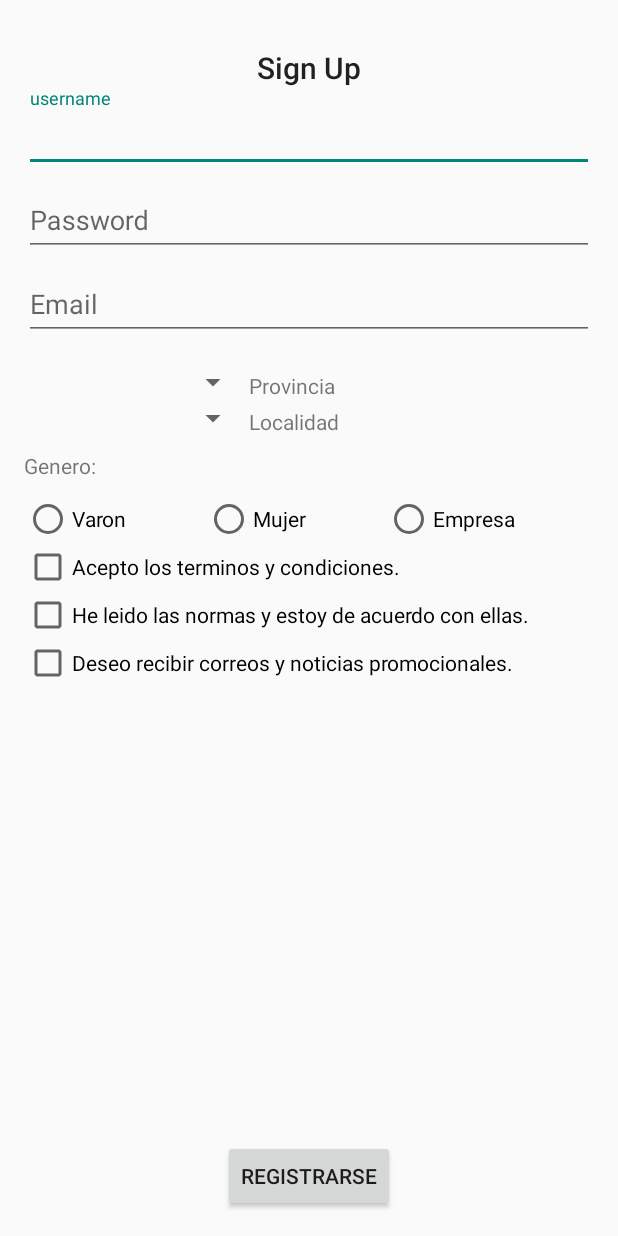
After one commit to espinomlg/DefinitiveManage, an Android app: the SignUp_Activity screen opened directly, with no data from a screen before it, on a phone screen of 412 x 824 dp. The commit adds this screen. Run offline under Robolectric (Android 15) with nearby library versions, the phone set to English and light mode, and no system bars.

Commit message:
Added SignUp

```diff
--- a/app/src/main/AndroidManifest.xml
+++ b/app/src/main/AndroidManifest.xml
@@ -3,13 +3,13 @@
     package="com.jsw.manageproductrecycler">
 
     <application
-        android:name="com.jsw.manageproductrecycler.Product_Application"
+        android:name=".Product_Application"
         android:allowBackup="true"
         android:icon="@mipmap/ic_launcher"
         android:label="@string/app_name"
         android:supportsRtl="true"
         android:theme="@style/AppTheme.NoActionBar">
-        <activity android:name="com.jsw.manageproductrecycler.SplashScreen_Activity">
+        <activity android:name=".SplashScreen_Activity">
             <intent-filter>
                 <action android:name="android.intent.action.MAIN" />
 
@@ -17,18 +17,21 @@
             </intent-filter>
         </activity>
         <activity
-            android:name="com.jsw.manageproductrecycler.Login_Activity"
+            android:name=".Login_Activity"
             android:theme="@style/AppTheme" />
         <activity
-            android:name="com.jsw.manageproductrecycler.ManageProduct_Activity"
+            android:name=".ManageProduct_Activity"
             android:theme="@style/AppTheme" />
         <activity
-            android:name="com.jsw.manageproductrecycler.AddProduct_Activity"
+            android:name=".AddProduct_Activity"
             android:theme="@style/AppTheme" />
-        <activity android:name=".Settings.AccountSettings"
-            android:theme="@style/AppTheme"/>
-        <activity android:name=".Settings.GeneralSettings"
-            android:theme="@style/AppTheme"/>
+        <activity
+            android:name=".Settings.AccountSettings"
+            android:theme="@style/AppTheme" />
+        <activity
+            android:name=".Settings.GeneralSettings"
+            android:theme="@style/AppTheme" />
+        <activity android:name=".SignUp_Activity"></activity>
     </application>
 
 </manifest>
--- a/app/src/main/java/com/jsw/manageproductrecycler/Login_Activity.java
+++ b/app/src/main/java/com/jsw/manageproductrecycler/Login_Activity.java
@@ -117,4 +117,10 @@ public class Login_Activity extends AppCompatActivity implements ILogin.View {
         finish();
 
     }
+
+    public void signUp(View v){
+        Intent i = new Intent(this, SignUp_Activity.class);
+        startActivity(i);
+        finish();
+    }
 }
--- /dev/null
+++ b/app/src/main/java/com/jsw/manageproductrecycler/SignUp_Activity.java
@@ -0,0 +1,51 @@
+package com.jsw.manageproductrecycler;
+
+/*
+ * Copyright (c) 2016 José Luis del Pino Gallardo.
+ *
+ *  Licensed under the Apache License, Version 2.0 (the "License");
+ *  you may not use this file except in compliance with the License.
+ *  You may obtain a copy of the License at
+ *  http://www.apache.org/licenses/LICENSE-2.0
+ *
+ *  Unless required by applicable law or agreed to in writing, software
+ *  distributed under the License is distributed on an "AS IS" BASIS,
+ *  WITHOUT WARRANTIES OR CONDITIONS OF ANY KIND, either express or implied.
+ *  See the License for the specific language governing permissions and
+ *  limitations under the License.
+ *
+ *  jose.gallardo994@gmail.com
+ */
+
+import android.support.v7.app.AppCompatActivity;
+import android.os.Bundle;
+import android.view.View;
+import android.widget.EditText;
+import android.widget.RadioGroup;
+import android.widget.Spinner;
+
+public class SignUp_Activity extends AppCompatActivity {
+
+    RadioGroup mRg;
+    EditText mEmpresa;
+    Spinner mProvincia;
+    Spinner mLocalidad;
+
+    @Override
+    protected void onCreate(Bundle savedInstanceState) {
+        super.onCreate(savedInstanceState);
+        setContentView(R.layout.activity_sign_up);
+        mRg = (RadioGroup)findViewById(R.id.rg_generos);
+        mEmpresa = (EditText)findViewById(R.id.editText);
+        mRg.setOnCheckedChangeListener(new RadioGroup.OnCheckedChangeListener() {
+            @Override
+            public void onCheckedChanged(RadioGroup radioGroup, int i) {
+
+                if (radioGroup.getCheckedRadioButtonId() == R.id.rb_Empresa)
+                    mEmpresa.setVisibility(View.VISIBLE);
+                else
+                    mEmpresa.setVisibility(View.GONE);
+            }
+        });
+    }
+}
--- a/app/src/main/res/layout/activity_login.xml
+++ b/app/src/main/res/layout/activity_login.xml
@@ -10,6 +10,16 @@
     android:paddingRight="@dimen/activity_horizontal_margin"
     android:paddingTop="@dimen/activity_vertical_margin"
     tools:context="com.jsw.manageproductrecycler.Login_Activity">
+
+    <TextView
+        android:text="Forgot your password?"
+        android:layout_width="wrap_content"
+        android:layout_height="wrap_content"
+        android:id="@+id/textView"
+        android:layout_below="@id/til_password"
+        android:layout_centerHorizontal="true"
+        android:autoLink="web"
+        android:textSize="20dp" />
 
     <android.support.design.widget.TextInputLayout
         android:layout_width="match_parent"
@@ -58,17 +68,6 @@
     </android.support.design.widget.TextInputLayout>
 
 
-    <TextView
-        android:text="Forgot your password?"
-        android:layout_width="wrap_content"
-        android:layout_height="wrap_content"
-        android:id="@+id/tv_forgot"
-        android:layout_below="@id/til_password"
-        android:layout_centerHorizontal="true"
-        android:autoLink="web"
-        android:textSize="20dp"
-        />
-
     <CheckBox
         android:text="@string/cb_text"
         android:layout_width="wrap_content"
@@ -83,11 +82,24 @@
         android:layout_width="match_parent"
         android:layout_height="wrap_content"
         android:layout_below="@id/cb_remeber"
-        android:gravity="center_horizontal">
+        android:gravity="center_horizontal"
+        android:id="@+id/rlt_btn">
 
         <include android:id="@+id/bt_login" layout="@layout/layout_btn_login"/>
 
     </RelativeLayout>
 
+    <TextView
+        android:text="Forgot your password?"
+        android:layout_width="wrap_content"
+        android:layout_height="wrap_content"
+        android:id="@+id/tv_signup"
+        android:autoLink="web"
+        android:textSize="20dp"
+        android:layout_below="@id/rlt_btn"
+        android:layout_centerHorizontal="true"
+        android:layout_marginTop="15dp"
+        android:onClick="signUp"/>
+
 
 </RelativeLayout>
--- /dev/null
+++ b/app/src/main/res/layout/activity_sign_up.xml
@@ -0,0 +1,173 @@
+<?xml version="1.0" encoding="utf-8"?>
+
+<RelativeLayout xmlns:android="http://schemas.android.com/apk/res/android"
+    xmlns:tools="http://schemas.android.com/tools"
+    android:id="@+id/activity_sign_up"
+    android:layout_width="match_parent"
+    android:layout_height="match_parent"
+    android:paddingBottom="@dimen/activity_vertical_margin"
+    android:paddingLeft="@dimen/activity_horizontal_margin"
+    android:paddingRight="@dimen/activity_horizontal_margin"
+    android:paddingTop="@dimen/activity_vertical_margin"
+    tools:context="com.jsw.ManageProductRecycler.SignUp">
+
+
+    <TextView
+        android:text="Sign Up"
+        android:layout_width="wrap_content"
+        android:layout_height="wrap_content"
+        android:id="@+id/tv_signup"
+        android:textAppearance="@style/TextAppearance.AppCompat.Title"
+        android:layout_centerHorizontal="true"
+        android:layout_marginTop="15dp"/>
+
+    <android.support.design.widget.TextInputLayout
+        android:layout_width="match_parent"
+        android:layout_height="wrap_content"
+        android:layout_below="@id/tv_signup"
+        android:id="@+id/til_username">
+
+        <EditText
+            android:layout_width="match_parent"
+            android:layout_height="wrap_content"
+            android:hint="username" />
+
+    </android.support.design.widget.TextInputLayout>
+
+    <android.support.design.widget.TextInputLayout
+        android:layout_width="match_parent"
+        android:layout_height="wrap_content"
+        android:layout_below="@id/til_username"
+        android:id="@+id/til_password2">
+
+        <EditText
+            android:layout_width="match_parent"
+            android:layout_height="wrap_content"
+            android:hint="Password" />
+
+    </android.support.design.widget.TextInputLayout>
+
+    <android.support.design.widget.TextInputLayout
+        android:layout_width="match_parent"
+        android:layout_height="wrap_content"
+        android:layout_below="@id/til_password2"
+        android:id="@+id/til_email">
+
+        <EditText
+            android:layout_width="match_parent"
+            android:layout_height="wrap_content"
+            android:hint="Email" />
+
+    </android.support.design.widget.TextInputLayout>
+
+    <Spinner
+        android:layout_width="wrap_content"
+        android:layout_height="wrap_content"
+        android:id="@+id/spn_provincia"
+        android:layout_weight="1"
+        android:layout_below="@id/til_email"
+        android:minWidth="150dp"
+        android:layout_marginTop="16dp"/>
+    <TextView
+        android:layout_width="wrap_content"
+        android:layout_height="wrap_content"
+        android:text="Provincia"
+        android:layout_toRightOf="@id/spn_provincia"
+        android:layout_alignBottom="@id/spn_provincia"/>
+
+    <Spinner
+        android:layout_width="wrap_content"
+        android:layout_height="wrap_content"
+        android:minWidth="150dp"
+        android:id="@+id/spn_localidad"
+        android:layout_below="@id/spn_provincia"/>
+
+    <TextView
+        android:layout_width="wrap_content"
+        android:layout_height="wrap_content"
+        android:text="Localidad"
+        android:layout_toRightOf="@id/spn_localidad"
+        android:layout_alignBottom="@id/spn_localidad"/>
+
+    <TextView
+        android:layout_width="wrap_content"
+        android:layout_height="wrap_content"
+        android:layout_marginTop="10dp"
+        android:text="Genero:"
+        android:layout_below="@id/spn_localidad"
+        android:id="@+id/tv_genero"/>
+    <RadioGroup
+        android:layout_width="match_parent"
+        android:layout_height="wrap_content"
+        android:layout_below="@id/tv_genero"
+        android:orientation="horizontal"
+        android:id="@+id/rg_generos"
+        android:layout_marginTop="10dp"
+        android:gravity="center_horizontal">
+
+        <RadioButton
+            android:text="Varon"
+            android:layout_width="wrap_content"
+            android:layout_height="wrap_content"
+            android:id="@+id/rb_Varon"
+            android:layout_weight="1" />
+
+        <RadioButton
+            android:text="Mujer"
+            android:layout_width="wrap_content"
+            android:layout_height="wrap_content"
+            android:id="@+id/rb_Mujer"
+            android:layout_weight="1" />
+
+        <RadioButton
+            android:text="Empresa"
+            android:layout_width="wrap_content"
+            android:layout_height="wrap_content"
+            android:id="@+id/rb_Empresa"
+            android:layout_weight="1" />
+    </RadioGroup>
+
+    <CheckBox
+        android:text="Acepto los terminos y condiciones."
+        android:layout_width="wrap_content"
+        android:layout_height="wrap_content"
+        android:id="@+id/cb_terminos"
+        android:layout_below="@id/rg_generos"/>
+
+    <CheckBox
+        android:text="He leido las normas y estoy de acuerdo con ellas."
+        android:layout_width="wrap_content"
+        android:layout_height="wrap_content"
+        android:layout_below="@id/cb_terminos"
+        android:id="@+id/checkBox2"
+        android:layout_weight="1" />
+
+    <CheckBox
+        android:text="Deseo recibir correos y noticias promocionales."
+        android:layout_width="wrap_content"
+        android:layout_height="wrap_content"
+        android:id="@+id/checkBox3"
+        android:layout_below="@id/checkBox2" />
+
+    <Button
+        android:text="Registrarse"
+        android:layout_width="wrap_content"
+        android:layout_height="wrap_content"
+        android:layout_alignParentBottom="true"
+        android:layout_centerHorizontal="true"
+        android:id="@+id/button" />
+
+    <EditText
+        android:layout_width="match_parent"
+        android:layout_height="wrap_content"
+        android:inputType="textPersonName"
+        android:ems="10"
+        android:id="@+id/editText"
+        android:layout_above="@+id/button"
+        android:layout_centerHorizontal="true"
+        android:layout_below="@+id/checkBox3"
+        android:hint="Nombre Empresa"
+        android:visibility="gone"/>
+
+
+</RelativeLayout>
```
Also changed, not shown: app/src/main/assets/font.ttf (added).
